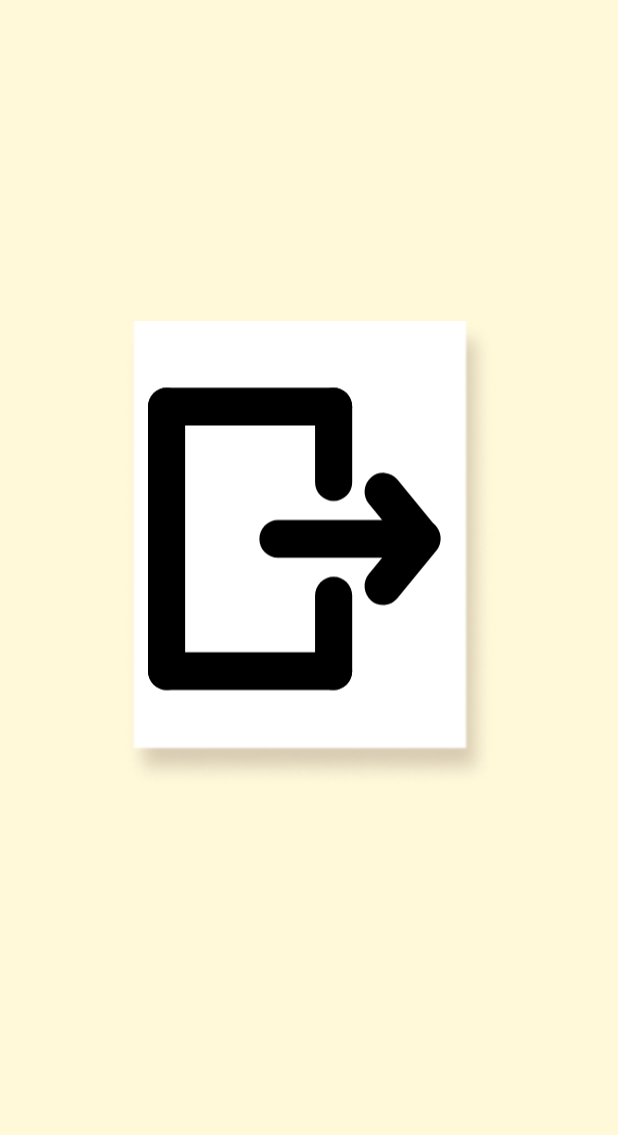
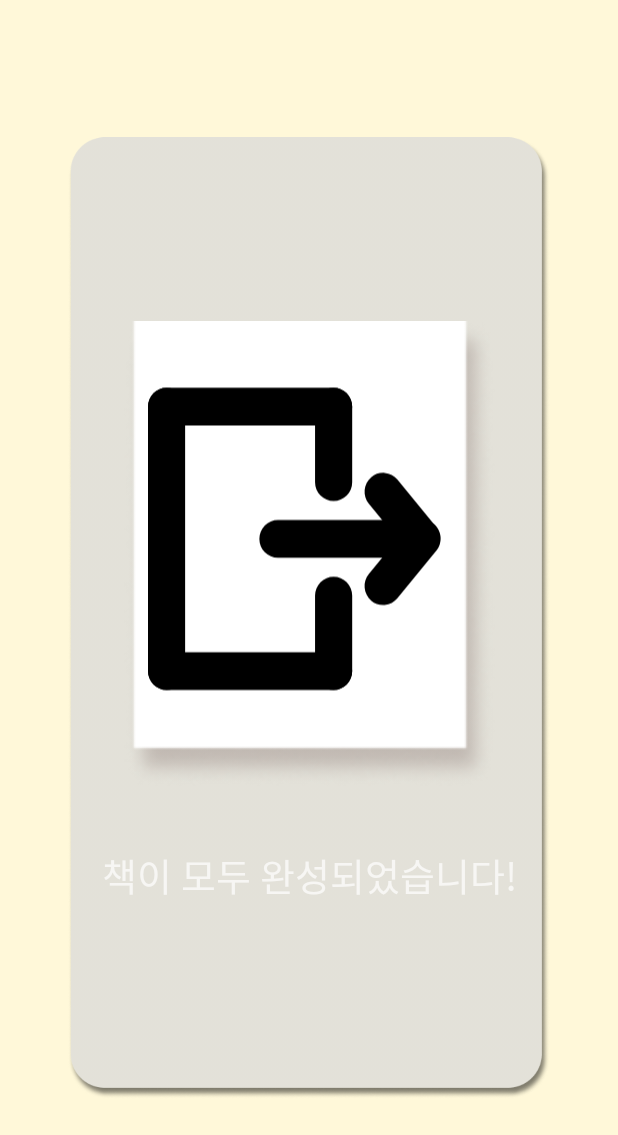
Before and after one commit to Sensible-life/MADCAMP_Cheek_to_Chick, an Android app: the layout screen_create_complete.xml on its own in the app's theme, with its tools: preview values and no code run, on a phone screen of 412 x 824 dp. Shown: the top 1135 px of the screen. Run offline under Robolectric (Android 15) with nearby library versions, the phone set to English and light mode, and no system bars; network calls fail.

```diff
--- a/app/src/main/res/layout/grid_listed_bookitem.xml
+++ b/app/src/main/res/layout/grid_listed_bookitem.xml
@@ -61,7 +61,7 @@
 
         <TextView
             android:id="@+id/titleText"
-            android:layout_width="wrap_content"
+            android:layout_width="65dp"
             android:layout_height="wrap_content"
             android:layout_marginStart="1dp"
             android:layout_marginTop="97dp"
--- a/app/src/main/res/layout/screen_book_page.xml
+++ b/app/src/main/res/layout/screen_book_page.xml
@@ -48,9 +48,9 @@
 
 
 
-
     <TextView
         android:id="@+id/page_text"
+        android:fontFamily=""
         android:layout_width="match_parent"
         android:layout_height="wrap_content"
         app:layout_constraintTop_toBottomOf="@id/reading_book"
--- a/app/src/main/res/layout/screen_create_complete.xml
+++ b/app/src/main/res/layout/screen_create_complete.xml
@@ -7,6 +7,14 @@
     android:layout_height="match_parent"
     android:background="@color/brightYellow">
 
+    <ImageView
+        android:id="@+id/back_box"
+        android:src="@drawable/box_gray"
+        android:padding = "45dp"
+        android:layout_width="wrap_content"
+        android:layout_height="wrap_content"/>
+
+
     <FrameLayout
         android:id="@+id/bookpg_img"
         app:layout_constraintBottom_toBottomOf="parent"
@@ -15,6 +23,7 @@
         android:layout_marginBottom="300dp"
         android:layout_width="wrap_content"
         android:layout_height="wrap_content">
+
 
         <ImageView
             android:id="@+id/cover_image_background"
@@ -52,6 +61,9 @@
         android:layout_height="wrap_content"
         app:layout_constraintTop_toBottomOf="@id/bookpg_img"
         android:textSize="25sp"
+        android:gravity="center"
+        android:fontFamily="@font/g_title_medium"
+        android:text="책이 모두 완성되었습니다!"
         android:paddingHorizontal="30dp"
         android:layout_marginTop="40dp"
         app:layout_constraintStart_toStartOf="parent"
```
Also changed, not shown: app/src/main/java/com/google/ar/core/examples/kotlin/helloar/community/CreateFragment4.kt (+4 -7 lines), app/src/main/java/com/mpackage/GridBookAdapter.kt (+6 -2 lines), app/src/main/res/drawable/box_gray.png (added).
